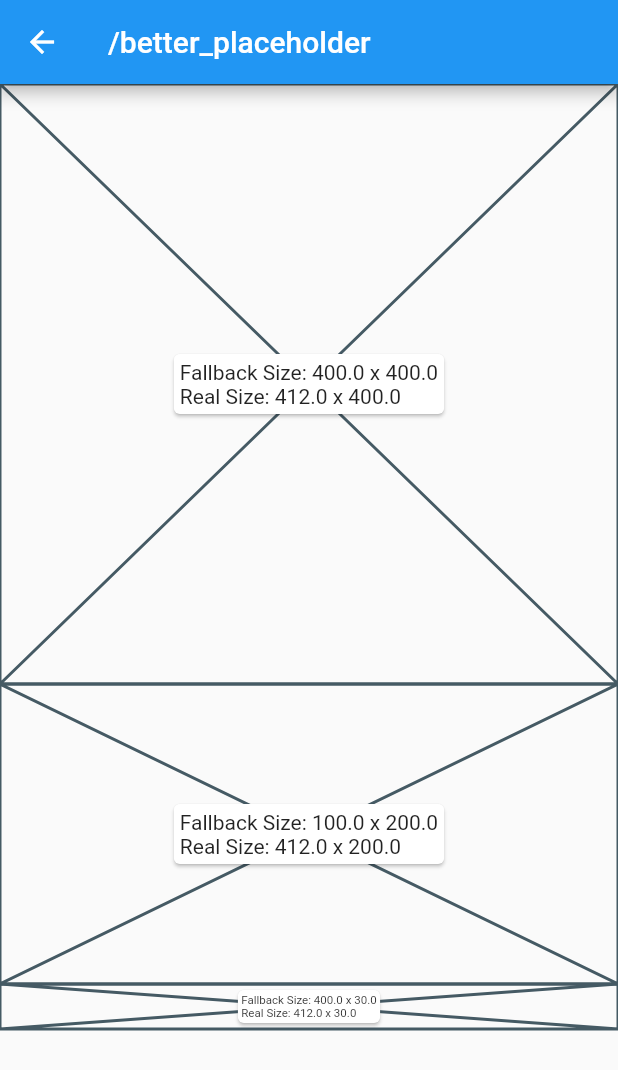
After one commit to mono0926/flutter_mono_kit, a Flutter app: the BetterPlaceholderPage screen opened by its route, on a phone screen of 412 x 824 dp. The commit adds this screen. Shown: the top 1070 px of the screen. Run offline on Flutter 3.47's test engine with Material 2 defaults, Android fonts, the phone set to English and light mode, and no system bars; our stand-ins replace flutter_cache_manager, nested, rxdart, tinycolor; missing offline and left inert: disposable_provider, simple_logger.

Commit message:
Add BetterPlaceholder

```diff
--- /dev/null
+++ b/example/lib/pages/better_placeholder_page.dart
@@ -0,0 +1,29 @@
+import 'package:flutter/material.dart';
+import 'package:mono_kit/mono_kit.dart';
+
+class BetterPlaceholderPage extends StatelessWidget {
+  const BetterPlaceholderPage({Key key}) : super(key: key);
+
+  static const routeName = '/better_placeholder';
+
+  @override
+  Widget build(BuildContext context) {
+    return Scaffold(
+      appBar: AppBar(
+        title: const Text(routeName),
+      ),
+      body: ListView(
+        children: const [
+          BetterPlaceholder(),
+          BetterPlaceholder(
+            fallbackWidth: 100,
+            fallbackHeight: 200,
+          ),
+          BetterPlaceholder(
+            fallbackHeight: 30,
+          ),
+        ],
+      ),
+    );
+  }
+}
--- a/example/lib/pages/home_page.dart
+++ b/example/lib/pages/home_page.dart
@@ -1,4 +1,5 @@
 import 'package:example/pages/banner_visibility_page.dart';
+import 'package:example/pages/better_placeholder_page.dart';
 import 'package:example/pages/color_ex_page.dart';
 import 'package:example/pages/life_cycle_observer_page.dart';
 import 'package:example/pages/max_width_padding_builder_page.dart';
@@ -137,6 +138,13 @@ class HomePage extends StatelessWidget {
                   .pushNamed(MaxWidthPaddingBuilderPage.routeName);
             },
           ),
+          ListTile(
+            title: const Text(BetterPlaceholderPage.routeName),
+            trailing: const Icon(Icons.chevron_right),
+            onTap: () {
+              Navigator.of(context).pushNamed(BetterPlaceholderPage.routeName);
+            },
+          ),
         ],
       ),
     );
--- a/example/lib/router.dart
+++ b/example/lib/router.dart
@@ -1,4 +1,5 @@
 import 'package:example/pages/banner_visibility_page.dart';
+import 'package:example/pages/better_placeholder_page.dart';
 import 'package:example/pages/color_ex_page.dart';
 import 'package:example/pages/life_cycle_observer_page.dart';
 import 'package:example/pages/max_width_padding_builder_page.dart';
@@ -24,6 +25,7 @@ class Router {
     TextInputDialogPage.routeName: (context) => const TextInputDialogPage(),
     MaxWidthPaddingBuilderPage.routeName: (context) =>
         const MaxWidthPaddingBuilderPage(),
+    BetterPlaceholderPage.routeName: (context) => const BetterPlaceholderPage(),
   };
 
   Route handle(RouteSettings settings) {
--- /dev/null
+++ b/lib/widgets/better_placeholder.dart
@@ -0,0 +1,61 @@
+import 'package:flutter/cupertino.dart';
+import 'package:flutter/material.dart';
+
+class BetterPlaceholder extends StatelessWidget {
+  const BetterPlaceholder({
+    Key key,
+    this.color = const Color(0xFF455A64), // Blue Grey 700
+    this.strokeWidth = 2.0,
+    this.fallbackWidth = 400.0,
+    this.fallbackHeight = 400.0,
+  }) : super(key: key);
+
+  final Color color;
+  final double strokeWidth;
+  final double fallbackWidth;
+  final double fallbackHeight;
+
+  String _sizeDesc(BoxConstraints constraints) {
+    final fallbackSize = 'Fallback Size: $fallbackWidth x $fallbackHeight';
+    return '$fallbackSize\nReal Size: ${_fallbackIfInfinity(
+      value: constraints.maxWidth,
+      fallback: fallbackWidth,
+    )} x ${_fallbackIfInfinity(
+      value: constraints.maxHeight,
+      fallback: fallbackHeight,
+    )}';
+  }
+
+  double _fallbackIfInfinity(
+          {@required double value, @required double fallback}) =>
+      value == double.infinity ? fallback : value;
+
+  @override
+  Widget build(BuildContext context) {
+    return LayoutBuilder(
+      builder: (context, constraints) => Stack(
+        alignment: Alignment.center,
+        children: <Widget>[
+          Placeholder(
+            color: color,
+            strokeWidth: strokeWidth,
+            fallbackWidth: fallbackWidth,
+            fallbackHeight: fallbackHeight,
+          ),
+          Positioned.fill(
+            child: Center(
+              child: Card(
+                child: FittedBox(
+                  child: Padding(
+                    padding: const EdgeInsets.all(4),
+                    child: Text('${_sizeDesc(constraints)}'),
+                  ),
+                ),
+              ),
+            ),
+          ),
+        ],
+      ),
+    );
+  }
+}
--- a/lib/widgets/widgets.dart
+++ b/lib/widgets/widgets.dart
@@ -3,6 +3,7 @@ export 'animated_expansion_visibility.dart';
 export 'barrier.dart';
 export 'better_animated_opacity.dart';
 export 'better_fade_transtion.dart';
+export 'better_placeholder.dart';
 export 'better_stream_builder.dart';
 export 'centered_max_width.dart';
 export 'itemized_text.dart';
```
Also changed, not shown: 1 other file.
